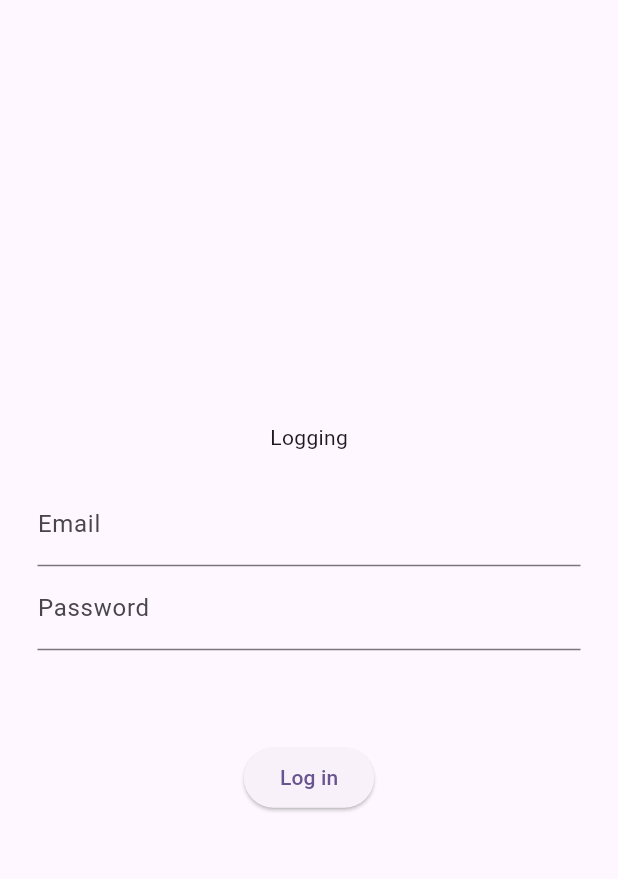
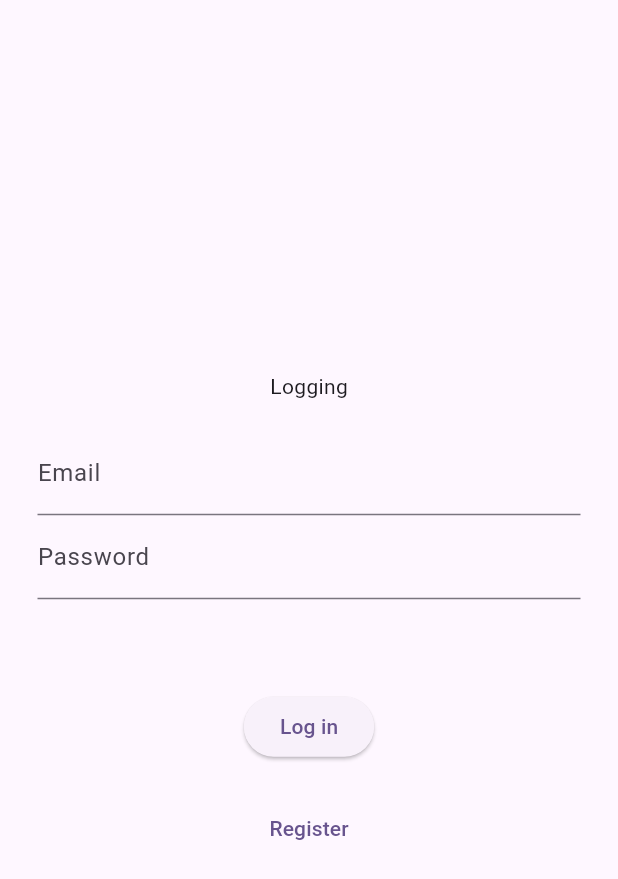
Before and after one commit to lechsebastian/best_pizza_3city, a Flutter app: the screen it shows after launch, on a phone screen of 412 x 824 dp. Shown: the top 879 px of the screen. Run offline on Flutter 3.47's test engine with Material 2 defaults, Android fonts, the phone set to English and light mode, and no system bars; our stand-ins replace firebase_auth, firebase_core; accounts and stored records are empty.

Commit message:
Add registration functionality

```diff
--- a/lib/app/login/login_page.dart
+++ b/lib/app/login/login_page.dart
@@ -14,6 +14,7 @@ class LoginPage extends StatefulWidget {
 
 class _LoginPageState extends State<LoginPage> {
   var errorMessage = '';
+  var isCreatingAccout = false;
 
   @override
   Widget build(BuildContext context) {
@@ -24,7 +25,7 @@ class _LoginPageState extends State<LoginPage> {
           child: Column(
             mainAxisAlignment: MainAxisAlignment.center,
             children: [
-              const Text('Logging'),
+              Text(isCreatingAccout == true ? 'Registation' : 'Logging'),
               const SizedBox(height: 20),
               TextField(
                 controller: widget.emailController,
@@ -44,6 +45,20 @@ class _LoginPageState extends State<LoginPage> {
               const SizedBox(height: 20),
               ElevatedButton(
                 onPressed: () async {
+                  if (isCreatingAccout == true) {
+                    // registration
+                    try {
+                      await FirebaseAuth.instance.createUserWithEmailAndPassword(
+                        email: widget.emailController.text,
+                        password: widget.passwordController.text,
+                      );
+                    } catch (error) {
+                      setState(() {
+                        errorMessage = error.toString();
+                      });
+                    }
+                  } else {
+                    // logging
                     try {
                       await FirebaseAuth.instance.signInWithEmailAndPassword(
                         email: widget.emailController.text,
@@ -54,8 +69,18 @@ class _LoginPageState extends State<LoginPage> {
                         errorMessage = error.toString();
                       });
                     }
+                  }
                 },
-                child: const Text('Log in'),
+                child: Text(isCreatingAccout == true ? 'Register' : 'Log in'),
+              ),
+              const SizedBox(height: 20),
+              TextButton(
+                onPressed: () {
+                  setState(() {
+                    isCreatingAccout = !isCreatingAccout;
+                  });
+                },
+                child: Text(isCreatingAccout == true ? 'Log in' : 'Register'),
               ),
             ],
           ),
```
Lines whose indentation alone changed are shown as unchanged.
